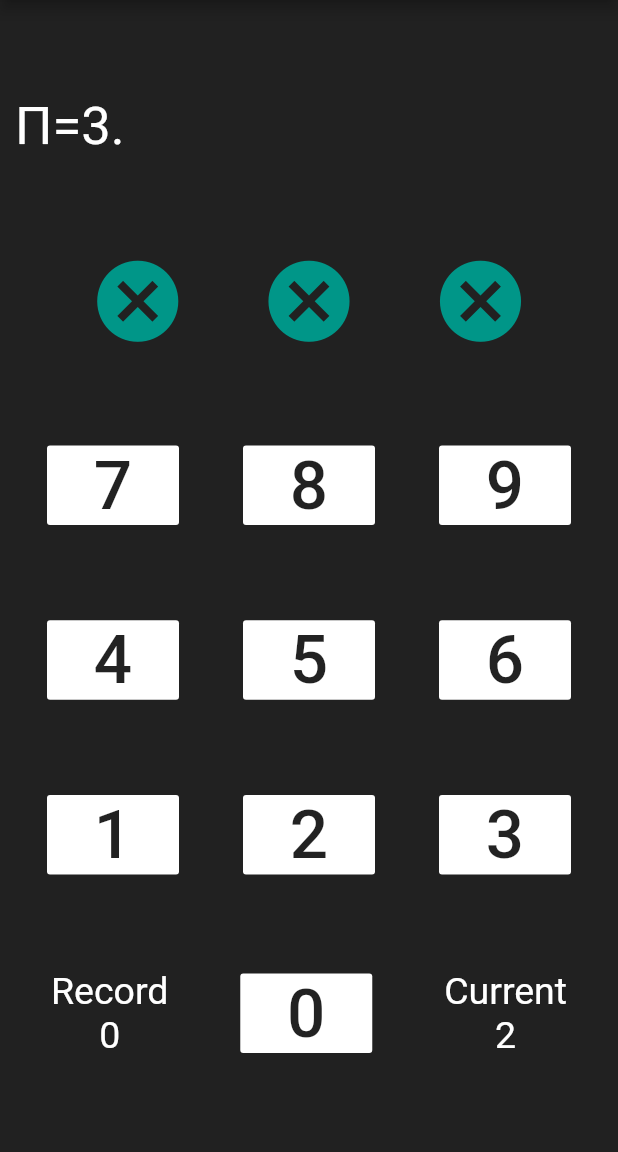
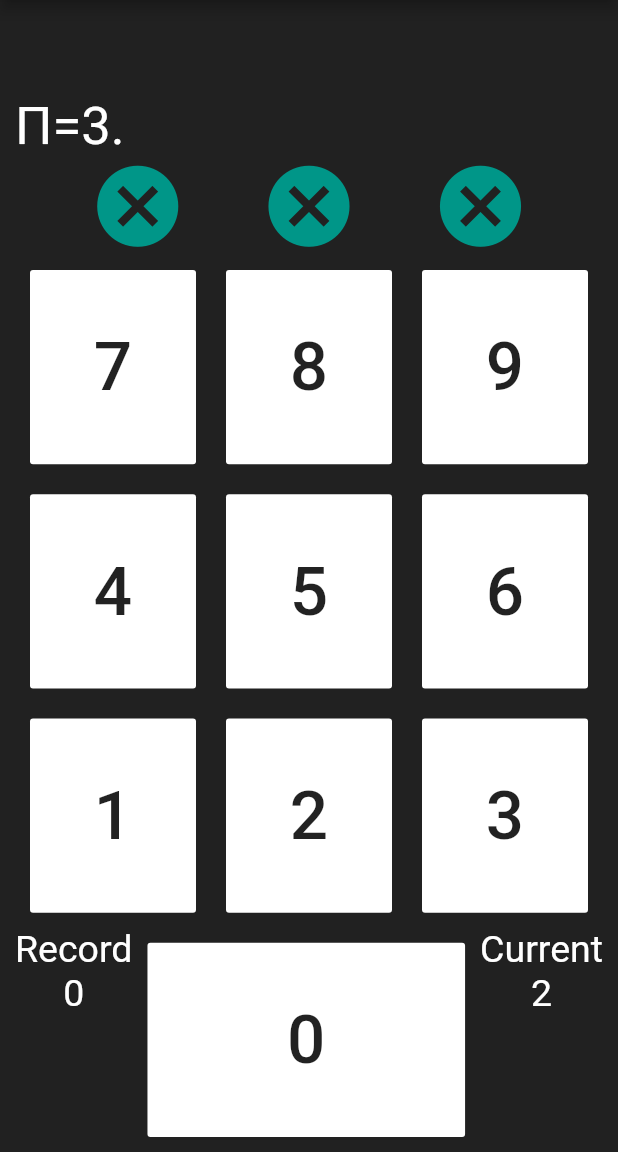
Before and after one commit to mampersat/pimorize, a Flutter app: the screen it shows after launch, on a phone screen of 412 x 824 dp, the part 84-1236 px from its top. Run offline on Flutter 3.47's test engine with Material 2 defaults, Android fonts, the light colour scheme and no system bars; our stand-ins replace rflutter_alert, shared_preferences; key blocks and very long unbroken strings in the code were emptied for the run.

Commit message:
fix package name and layout improvements

```diff
--- a/lib/main.dart
+++ b/lib/main.dart
@@ -7,6 +7,7 @@ void main() => runApp(Pimorize());
 class Pimorize extends StatelessWidget {
   @override
   Widget build(BuildContext context) {
+    print('build function');
     return MaterialApp(
       home: Scaffold(
         backgroundColor: Colors.grey.shade900,
@@ -46,7 +47,10 @@ class _KeyPadPageState extends State<KeyPadPage> {
       color = Colors.green;
     }
 
-    return FlatButton(
+    return Expanded(
+      child: Padding(
+        padding: EdgeInsets.all(10.0),
+        child: FlatButton(
           color: color,
           child: Text(
             text,
@@ -58,6 +62,8 @@ class _KeyPadPageState extends State<KeyPadPage> {
           onPressed: () {
             guess(text);
           },
+        ),
+      ),
     );
   }
 
@@ -66,6 +72,7 @@ class _KeyPadPageState extends State<KeyPadPage> {
     await prefs.setInt('record', record);
   }
 
+  // TODO refactor all of this into something not called a "BRAIN"
   void guess(String guess) {
     setState(() {
       hint = '';
@@ -96,6 +103,8 @@ class _KeyPadPageState extends State<KeyPadPage> {
           if (guessed.length == record) {
             recordText = '\n New Record! $record';
           }
+
+          // TODO alert should show last 5 or last "block of 5" with red fail
           Alert(
             context: context,
             title: 'Strike 3',
@@ -149,7 +158,7 @@ class _KeyPadPageState extends State<KeyPadPage> {
   @override
   Widget build(BuildContext context) {
     return Column(
-      mainAxisAlignment: MainAxisAlignment.spaceBetween,
+      mainAxisAlignment: MainAxisAlignment.spaceEvenly,
       crossAxisAlignment: CrossAxisAlignment.stretch,
       children: <Widget>[
         Container(
@@ -173,32 +182,45 @@ class _KeyPadPageState extends State<KeyPadPage> {
             strike(position: 3),
           ],
         ),
-        Row(
+        Expanded(
+          //flex: 8,
+          child: Row(
             mainAxisAlignment: MainAxisAlignment.spaceAround,
+            crossAxisAlignment: CrossAxisAlignment.stretch,
             children: <Widget>[
               numberButton(text: '7'),
               numberButton(text: '8'),
               numberButton(text: '9'),
             ],
           ),
-        Row(
+        ),
+        Expanded(
+          //flex: 8,
+          child: Row(
             mainAxisAlignment: MainAxisAlignment.spaceAround,
+            crossAxisAlignment: CrossAxisAlignment.stretch,
             children: <Widget>[
               numberButton(text: '4'),
               numberButton(text: '5'),
               numberButton(text: '6'),
             ],
           ),
-        Row(
+        ),
+        Expanded(
+          child: Row(
             mainAxisAlignment: MainAxisAlignment.spaceAround,
+            crossAxisAlignment: CrossAxisAlignment.stretch,
             children: <Widget>[
               numberButton(text: '1'),
               numberButton(text: '2'),
               numberButton(text: '3'),
             ],
           ),
-        Row(
+        ),
+        Expanded(
+          child: Row(
             mainAxisAlignment: MainAxisAlignment.spaceAround,
+            crossAxisAlignment: CrossAxisAlignment.stretch,
             children: <Widget>[
               Text(
                 'Record\n' + record.toString(),
@@ -221,6 +243,7 @@ class _KeyPadPageState extends State<KeyPadPage> {
               ),
             ],
           ),
+        ),
         Row(
           mainAxisAlignment: MainAxisAlignment.spaceAround,
           children: <Widget>[],
--- a/pubspec.yaml
+++ b/pubspec.yaml
@@ -11,7 +11,7 @@ description: A new Flutter application.
 # In iOS, build-name is used as CFBundleShortVersionString while build-number used as CFBundleVersion.
 # Read more about iOS versioning at
 # https://developer.apple.com/library/archive/documentation/General/Reference/InfoPlistKeyReference/Articles/CoreFoundationKeys.html
-version: 1.0.0+1
+version: 2.0.0
 
 environment:
   sdk: ">=2.1.0 <3.0.0"
```
Also changed, not shown: graphics/Screenshot from 2020-05-04 16-32-14.png (added), graphics/Screenshot from 2020-05-04 16-33-14.png (added), graphics/Screenshot from 2020-05-04 16-34-25.png (added), graphics/Screenshot from 2020-05-04 16-35-05.png (added), graphics/pimorize logo 512-512.png (added), graphics/proposition1.png (added), pubspec.lock, 8 other files. Lines whose indentation alone changed are shown as unchanged.
